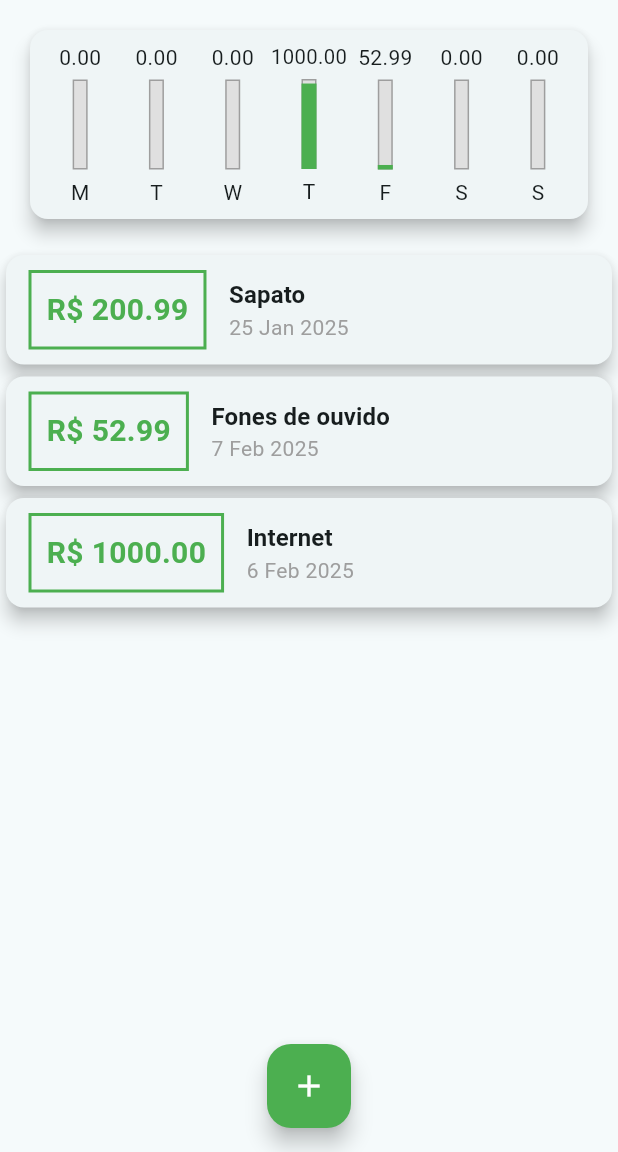
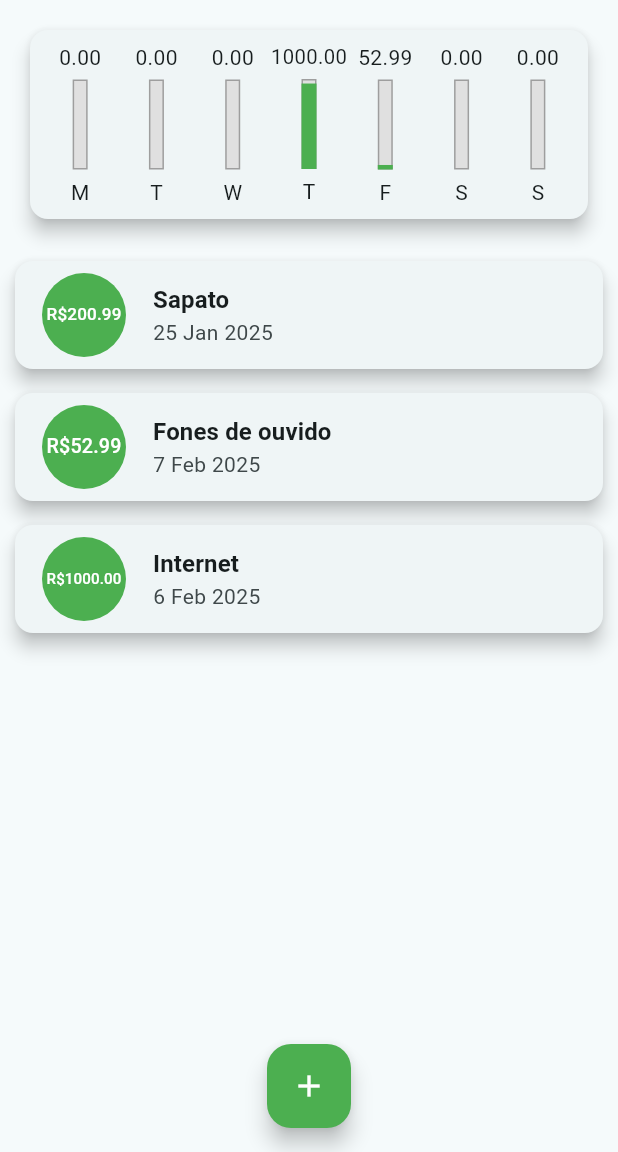
Before and after one commit to mateusalmeiida/despesas-pessoais-flutter, a Flutter app: the screen it shows after launch, on a phone screen of 412 x 824 dp, the part 84-1236 px from its top. Run offline on Flutter 3.47's test engine with Material 3 defaults, Android fonts, the light colour scheme and no system bars.

Commit message:
Refactor: trasaction_list

```diff
--- a/lib/components/chart.dart
+++ b/lib/components/chart.dart
@@ -47,8 +47,7 @@ class Chart extends StatelessWidget {
             mainAxisAlignment: MainAxisAlignment.spaceAround,
             children: groupedTransactions.reversed.map(
               (tr) {
-                return Flexible(
-                  fit: FlexFit.tight,
+                return Expanded(
                   child: ChartBar(
                       label: tr['day'].toString(),
                       value: (tr['value'] as double),
--- a/lib/components/chart_bar.dart
+++ b/lib/components/chart_bar.dart
@@ -27,7 +27,6 @@ class ChartBar extends StatelessWidget {
               Container(
                 decoration: BoxDecoration(
                     color: Colors.grey[300],
-                    //borderRadius: BorderRadius.circular(5),
                     border: Border.all(color: Colors.grey, width: 1)),
               ),
               FractionallySizedBox(
@@ -35,7 +34,6 @@ class ChartBar extends StatelessWidget {
                 child: Container(
                   decoration: BoxDecoration(
                     color: Theme.of(context).primaryColor,
-                    //borderRadius: BorderRadius.circular(5),
                   ),
                 ),
               )
--- a/lib/components/transaction_list.dart
+++ b/lib/components/transaction_list.dart
@@ -10,7 +10,7 @@ class TransactionList extends StatelessWidget {
   @override
   Widget build(BuildContext context) {
     return SizedBox(
-      height: 400,
+      height: 410,
       child: transactions.isNotEmpty
           ? ListView.builder(
               itemCount: transactions.length,
@@ -18,39 +18,23 @@ class TransactionList extends StatelessWidget {
                 final tr = transactions[index];
                 return Card(
                   elevation: 5,
-                  child: Row(
-                    children: [
-                      Container(
-                        margin:
-                            EdgeInsets.symmetric(horizontal: 15, vertical: 10),
-                        decoration: BoxDecoration(
-                            border: Border.all(
-                                width: 2,
-                                color: Theme.of(context).primaryColor)),
-                        padding: EdgeInsets.all(10),
-                        child: Text(
-                          'R\$ ${tr.value.toStringAsFixed(2)}',
-                          style: TextStyle(
-                            color: Theme.of(context).primaryColor,
-                            fontSize: 20,
-                            fontWeight: FontWeight.bold,
-                          ),
-                        ),
+                  margin: EdgeInsets.symmetric(horizontal: 10, vertical: 8),
+                  child: ListTile(
+                    leading: CircleAvatar(
+                      radius: 30,
+                      backgroundColor: Theme.of(context).primaryColor,
+                      foregroundColor: Theme.of(context).colorScheme.onPrimary,
+                      child: Padding(
+                        padding: const EdgeInsets.all(5.0),
+                        child: FittedBox(
+                            child: Text('R\$${tr.value.toStringAsFixed(2)}')),
                       ),
-                      Column(
-                        crossAxisAlignment: CrossAxisAlignment.start,
-                        children: [
-                          Text(
-                            tr.title,
-                            style: Theme.of(context).textTheme.titleSmall,
-                          ),
-                          Text(
-                            DateFormat("d MMM y").format(tr.date),
-                            style: TextStyle(color: Colors.grey),
-                          )
-                        ],
-                      )
-                    ],
+                    ),
+                    title: Text(
+                      tr.title,
+                      style: Theme.of(context).textTheme.titleSmall,
+                    ),
+                    subtitle: Text(DateFormat('d MMM y').format(tr.date)),
                   ),
                 );
               },
```
